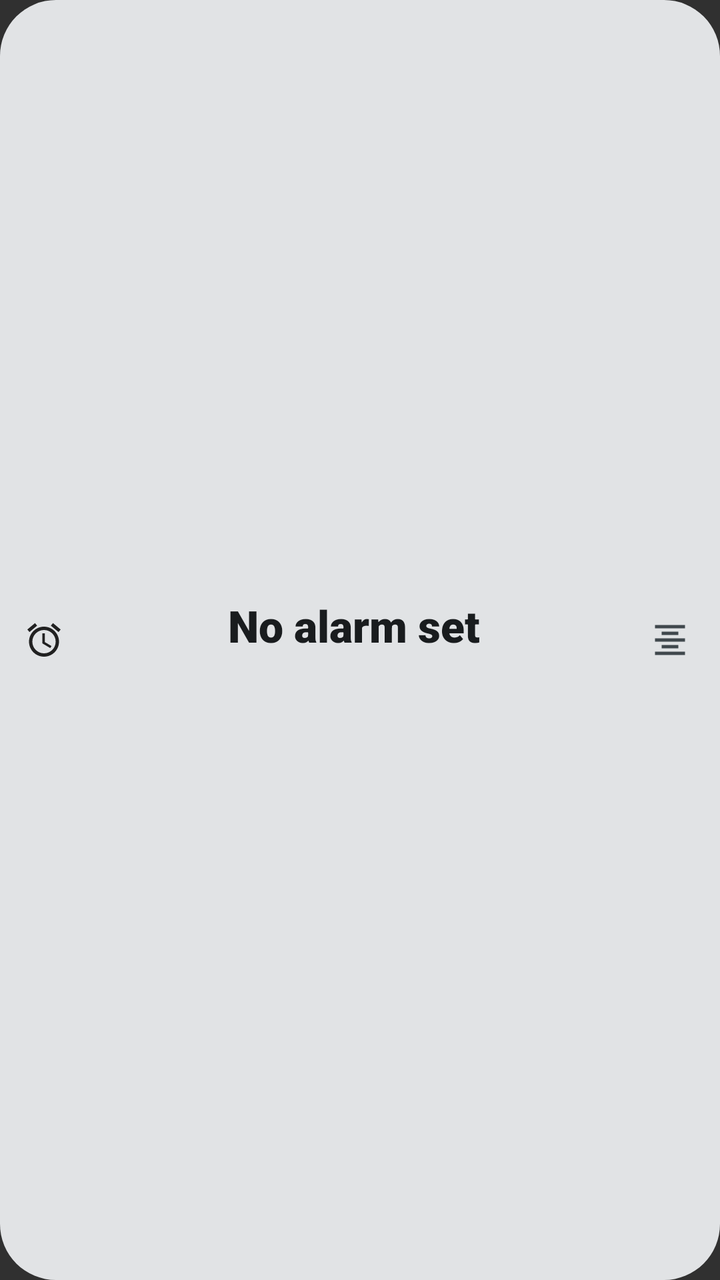
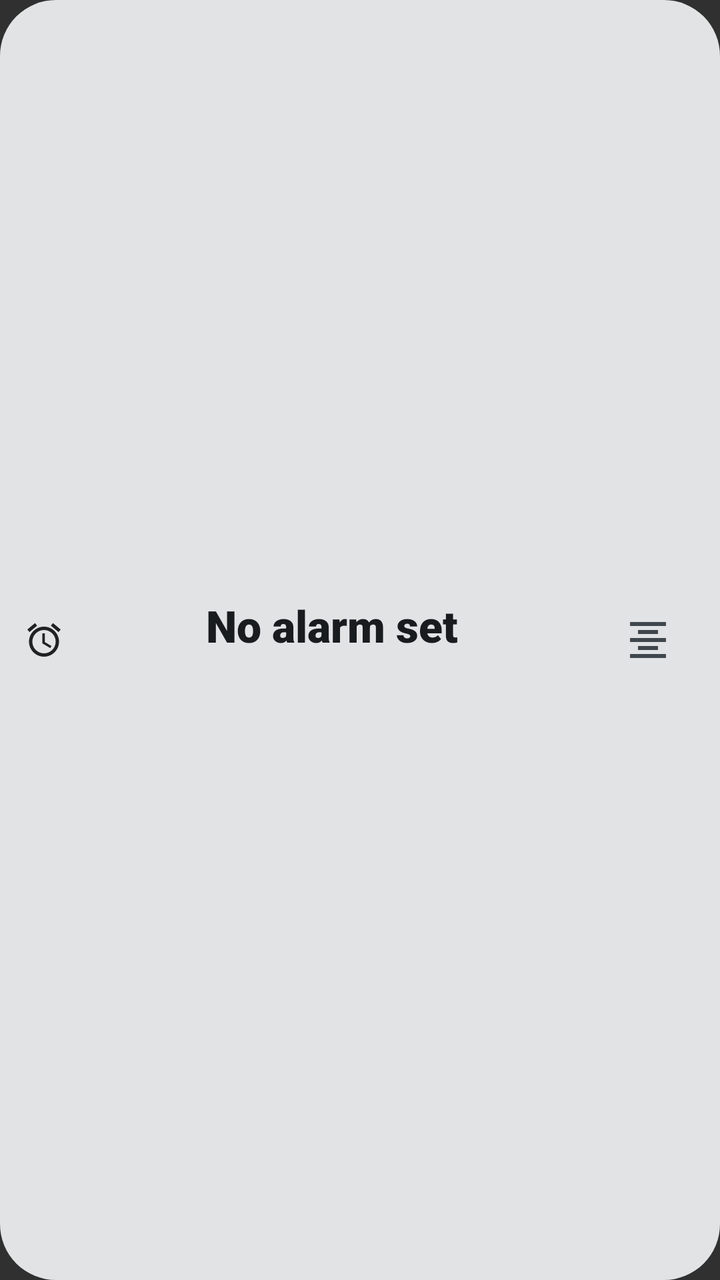

Screens rendered from an Android XML layout before and after an edit, with the pre-edit source and the edit as a unified diff.
<!-- AndroidManifest.xml: application theme android:Theme.Material.NoActionBar -->
<!-- res/layout/widget_next_up_medium_center.xml -->
<?xml version="1.0" encoding="utf-8"?>
<LinearLayout xmlns:android="http://schemas.android.com/apk/res/android"
    android:id="@+id/widget_root"
    android:layout_width="match_parent"
    android:layout_height="match_parent"
    android:background="@drawable/widget_background"
    android:gravity="center_vertical"
    android:orientation="horizontal"
    android:paddingStart="12dp"
    android:paddingTop="8dp"
    android:paddingEnd="12dp"
    android:paddingBottom="8dp">

    <ImageView
        android:id="@+id/widget_icon"
        android:layout_width="20dp"
        android:layout_height="20dp"
        android:layout_gravity="center_vertical"
        android:contentDescription="@string/app_name"
        android:src="@drawable/ic_alarm" />

    <LinearLayout
        android:layout_width="0dp"
        android:layout_height="wrap_content"
        android:layout_gravity="center_vertical"
        android:layout_marginStart="8dp"
        android:layout_marginEnd="8dp"
        android:layout_weight="1"
        android:gravity="center"
        android:orientation="vertical">

        <TextView
            android:id="@+id/widget_countdown"
            android:layout_width="match_parent"
            android:layout_height="wrap_content"
            android:autoSizeMaxTextSize="28sp"
            android:autoSizeMinTextSize="11sp"
            android:autoSizeStepGranularity="1sp"
            android:autoSizeTextType="uniform"
            android:ellipsize="none"
            android:fontFamily="sans-serif-black"
            android:gravity="center"
            android:maxLines="1"
            android:text="@string/no_alarm_set"
            android:textColor="@color/widget_on_surface"
            android:textSize="22sp" />

        <TextView
            android:id="@+id/widget_alarm_time"
            android:layout_width="match_parent"
            android:layout_height="wrap_content"
            android:ellipsize="none"
            android:fontFamily="sans-serif"
            android:gravity="center"
            android:maxLines="1"
            android:text=""
            android:textColor="@color/widget_on_surface_variant"
            android:textSize="11sp" />
    </LinearLayout>

    <ImageView
        android:id="@+id/widget_btn_align_toggle"
        android:layout_width="26dp"
        android:layout_height="26dp"
        android:layout_gravity="center_vertical"
        android:padding="3dp"
        android:contentDescription="@string/widget_alignment_title"
        android:src="@drawable/ic_format_align_center" />

</LinearLayout>
<!-- resources referenced by this layout -->
<resources>
  <color name="widget_on_surface">#1D1B20</color>
  <color name="widget_on_surface_variant">#49454F</color>
  <!-- drawable ic_alarm (drawable) -->
  <vector xmlns:android="http://schemas.android.com/apk/res/android"
      android:width="24dp"
      android:height="24dp"
      android:viewportWidth="24"
      android:viewportHeight="24"
      android:tint="?android:attr/colorPrimary">
      <path
          android:fillColor="@android:color/white"
          android:pathData="M22,5.72l-4.6,-3.86 -1.29,1.53 4.6,3.86L22,5.72zM7.88,3.39L6.6,1.86 2,5.71l1.29,1.53 4.59,-3.85zM12.5,8H11v6l4.75,2.85 0.75,-1.23 -4,-2.37V8zM12,4c-4.97,0 -9,4.03 -9,9s4.02,9 9,9 9,-4.03 9,-9 -4.03,-9 -9,-9zM12,20c-3.87,0 -7,-3.13 -7,-7s3.13,-7 7,-7 7,3.13 7,7 -3.13,7 -7,7z"/>
  </vector>
  <!-- drawable ic_format_align_center (drawable) -->
  <vector xmlns:android="http://schemas.android.com/apk/res/android"
      android:width="24dp"
      android:height="24dp"
      android:viewportWidth="24"
      android:viewportHeight="24"
      android:tint="@color/widget_on_surface_variant">
      <path
          android:fillColor="@android:color/white"
          android:pathData="M7,15v2h10v-2H7zm-4,6h18v-2H3v2zm0,-8h18v-2H3v2zm4,-6v2h10V7H7zM3,3v2h18V3H3z" />
  </vector>
  <!-- drawable widget_background (drawable) -->
  <?xml version="1.0" encoding="utf-8"?>
  <shape xmlns:android="http://schemas.android.com/apk/res/android"
      android:shape="rectangle">
      <corners android:radius="28dp" />
      <solid android:color="@color/widget_surface" />
  </shape>
  <string name="app_name">NextUp</string>
  <string name="no_alarm_set">No alarm set</string>
  <string name="widget_alignment_title">Widget Text Alignment</string>
  <color name="widget_surface">#F2EDF7</color>
</resources>

<!-- the commit's change to res/layout/widget_next_up_medium_center.xml (unified diff, before → after) -->
@@ -60,10 +60,10 @@
 
     <ImageView
         android:id="@+id/widget_btn_align_toggle"
-        android:layout_width="26dp"
-        android:layout_height="26dp"
+        android:layout_width="48dp"
+        android:layout_height="48dp"
         android:layout_gravity="center_vertical"
-        android:padding="3dp"
+        android:padding="12dp"
         android:contentDescription="@string/widget_alignment_title"
         android:src="@drawable/ic_format_align_center" />
 
